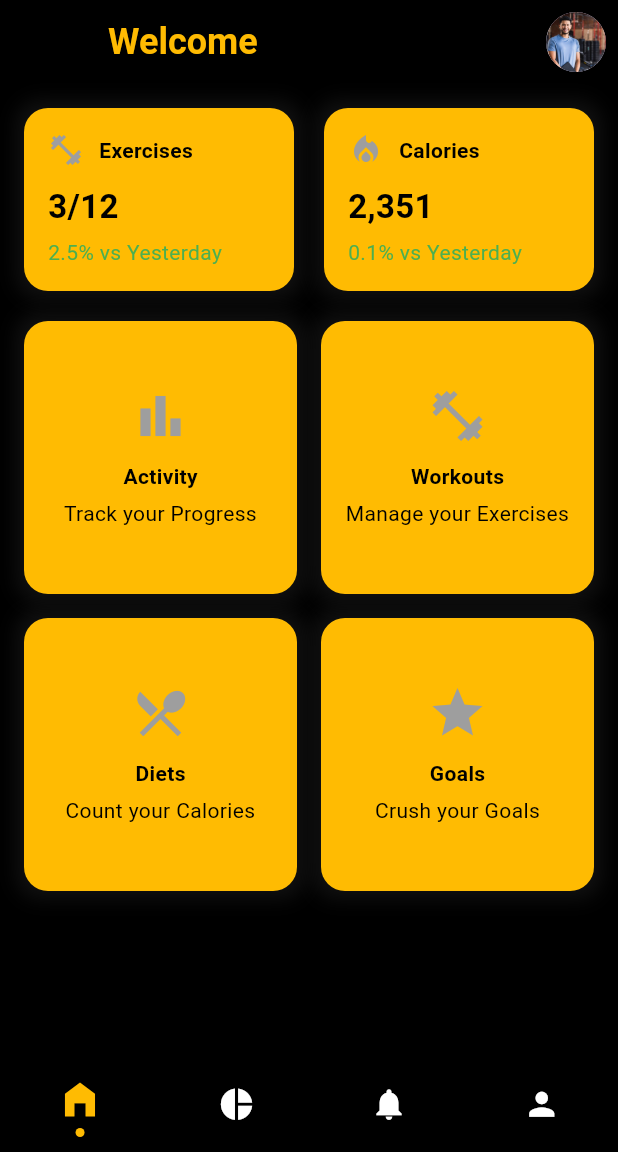
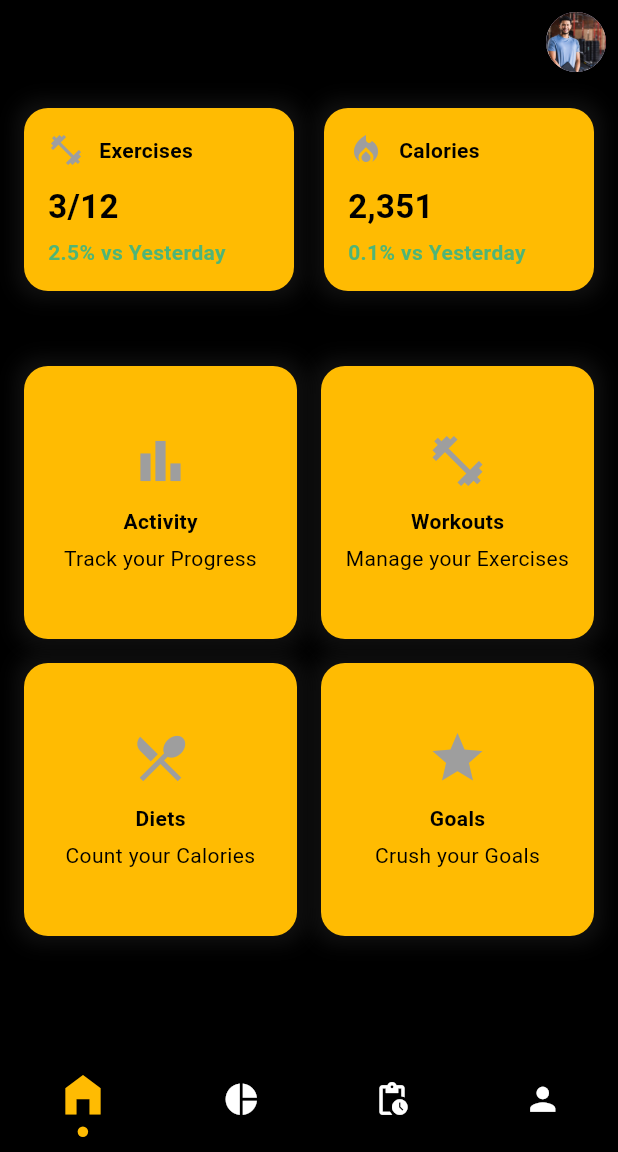
Before and after one commit to mohammadabusalh1/ironfit, a Flutter app: the TrainerDashboard screen opened by its route, on a phone screen of 412 x 824 dp, the part 84-1236 px from its top. Run offline on Flutter 3.47's test engine with Material 3 defaults, Android fonts, the phone set to English and light mode, and no system bars; our stand-ins replace get.

Commit message:
All features

```diff
--- a/lib/core/presention/style/assets.dart
+++ b/lib/core/presention/style/assets.dart
@@ -3,5 +3,11 @@ class Assets {
   static const String myTrainerImage = 'assets/images/trainer.jpg';
   static const String singUpImage = 'assets/images/signOne.jpeg';
   static const String ironFit = 'assets/images/ironFit.jpg';
-  static const String ironFitLogo = 'assets/images/ironFitLogo.png';
+  static const String ironFitLogo = 'assets/images/IronFit.png';
+  static const String preLogin1 = 'assets/images/preLogin1.jpg';
+  static const String preLogin2 = 'assets/images/preLogin2.png';
+  static const String preLogin3 = 'assets/images/preLogin3.png';
+  static const String header = 'assets/images/header.png';
+  static const String IronFitLogo2 = 'assets/images/IronFitLogo2.png';
+  static const String signOne = 'assets/images/signOne.jpeg';
 }
--- a/lib/core/presention/widgets/custom_text_widget.dart
+++ b/lib/core/presention/widgets/custom_text_widget.dart
@@ -18,7 +18,7 @@ class CustomTextWidget extends StatelessWidget {
   @override
   Widget build(BuildContext context) {
     return Text(
-      text.toString(), // Convert the text to uppercase
+      text.toString(),
       style: TextStyle(
         color: color,
         fontSize: fontSize,
--- a/lib/core/presention/widgets/nav_bar.dart
+++ b/lib/core/presention/widgets/nav_bar.dart
@@ -21,7 +21,7 @@ class NavBar extends StatelessWidget {
         children: [
           _buildNavItem(Icons.home_filled, 0),
           _buildNavItem(Icons.pie_chart, 1),
-          _buildNavItem(Icons.notifications, 2),
+          _buildNavItem(Icons.pending_actions, 2),
           _buildNavItem(Icons.person, 3),
         ],
       ),
@@ -42,13 +42,13 @@ class NavBar extends StatelessWidget {
             Icon(
               icon,
               color: isSelected ? Palette.mainAppColor : Palette.white,
-              size: isSelected ? 30 : 25, // Highlight selected icon
+              size: isSelected ? 35 : 25, // Highlight selected icon
             ),
             const SizedBox(height: 4),
             if (isSelected)
               Container(
-                width: 6,
-                height: 6,
+                width: 7,
+                height: 7,
                 decoration: const BoxDecoration(
                   color: Palette.mainAppColor,
                   shape: BoxShape.circle,
--- a/lib/core/routes/routes.dart
+++ b/lib/core/routes/routes.dart
@@ -3,7 +3,15 @@ class Routes {
   static const String coachDashboard = '/coachDashboard';
   static const String dashboard = '/trainerDashboard';
   static const String myGym = '/gymScreen';
-  static const String profile = '/profileScreen';  // Add profile route
+  static const String profile = '/profileScreen';
   static const String singUp = '/singUpScreen';
   static const String singIn = '/singInScreen';
+  static const String trainees = '/traineesScreen';
+  static const String traineesGroupsByAge = '/traineesGroupsByAge';
+  static const String trainee = '/trainee';
+  static const String splash = '/splash';
+  static const String enterInfo = '/enterInfo';
+  static const String myPlans = '/myPlans';
+  static const String plan = '/plan';
+  static const String userStatistics = '/userStatistics';
 }
--- a/lib/features/dashboard/widgets/trainer_dashboard_body.dart
+++ b/lib/features/dashboard/widgets/trainer_dashboard_body.dart
@@ -1,10 +1,10 @@
 import 'package:flutter/material.dart';
 import 'package:get/get.dart';
 import 'package:ironfit/core/presention/style/assets.dart';
-import 'package:ironfit/core/presention/widgets/custom_text_widget.dart';
 import 'package:ironfit/core/routes/routes.dart';
 import 'package:ironfit/features/dashboard/controllers/trainer_dashboard_controller.dart';
 import 'package:ironfit/core/presention/style/palette.dart';
+
 
 class TrainerDashboardBody extends StatelessWidget {
   final TranierDashboardController dashboardController = Get.find();
@@ -19,12 +19,6 @@ class TrainerDashboardBody extends StatelessWidget {
       appBar: AppBar(
         backgroundColor: Colors.transparent,
         elevation: 0,
-        title: const CustomTextWidget(
-          text: 'Welcome',
-          fontSize: 24,
-          fontWeight: FontWeight.bold,
-          color: Palette.mainAppColor,
-        ),
         actions: const [
           Padding(
             padding: EdgeInsets.all(8.0),
@@ -48,7 +42,7 @@ class TrainerDashboardBody extends StatelessWidget {
                 _buildStatCard('Calories', '2,351', '0.1% vs Yesterday', Icons.local_fire_department),
               ],
             ),
-            const SizedBox(height: 20),
+            const SizedBox(height: 50),
             // Main Grid Menu
             Expanded(
               child: GridView.count(
@@ -56,10 +50,10 @@ class TrainerDashboardBody extends StatelessWidget {
                 crossAxisSpacing: 16,
                 mainAxisSpacing: 16,
                 children: [
-                  _buildMenuCard('Activity', 'Track your Progress', Icons.bar_chart, Routes.myGym),
-                  _buildMenuCard('Workouts', 'Manage your Exercises', Icons.fitness_center, Routes.home),
-                  _buildMenuCard('Diets', 'Count your Calories', Icons.restaurant_menu, Routes.home),
-                  _buildMenuCard('Goals', 'Crush your Goals', Icons.star, Routes.home),
+                  _buildMenuCard('Activity', 'Track your Progress', Icons.bar_chart, Routes.userStatistics),
+                  _buildMenuCard('Workouts', 'Manage your Exercises', Icons.fitness_center, Routes.plan),
+                  _buildMenuCard('Diets', 'Count your Calories', Icons.restaurant_menu, Routes.trainees),
+                  _buildMenuCard('Goals', 'Crush your Goals', Icons.star, Routes.myPlans),
                 ],
               ),
             ),
@@ -98,7 +92,7 @@ class TrainerDashboardBody extends StatelessWidget {
             const SizedBox(height: 10),
             Text(value, style: const TextStyle(fontSize: 22, fontWeight: FontWeight.bold, color: Palette.black)),
             const SizedBox(height: 5),
-            Text(trend, style: TextStyle(color: trend.contains('-') ? Colors.red : Colors.green)),
+            Text(trend, style: TextStyle(color: trend.contains('-') ? Colors.red : Palette.greenActive,fontWeight: FontWeight.bold)),
           ],
         ),
       ),
```
Also changed, not shown: lib/core/presention/controllers/nav_bar_controller.dart (+10 -5 lines), lib/features/profile/widgets/profile_body.dart (+4 -4 lines), lib/main.dart (+14 -0 lines), pubspec.yaml (+7 -3 lines), pubspec.lock.
